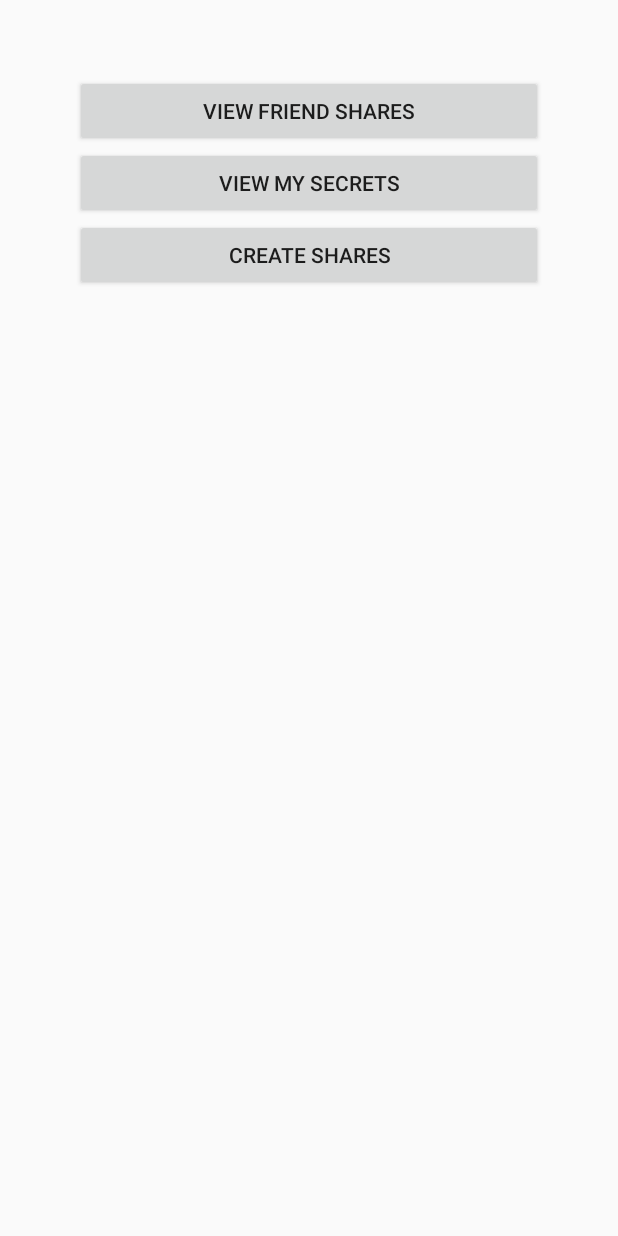
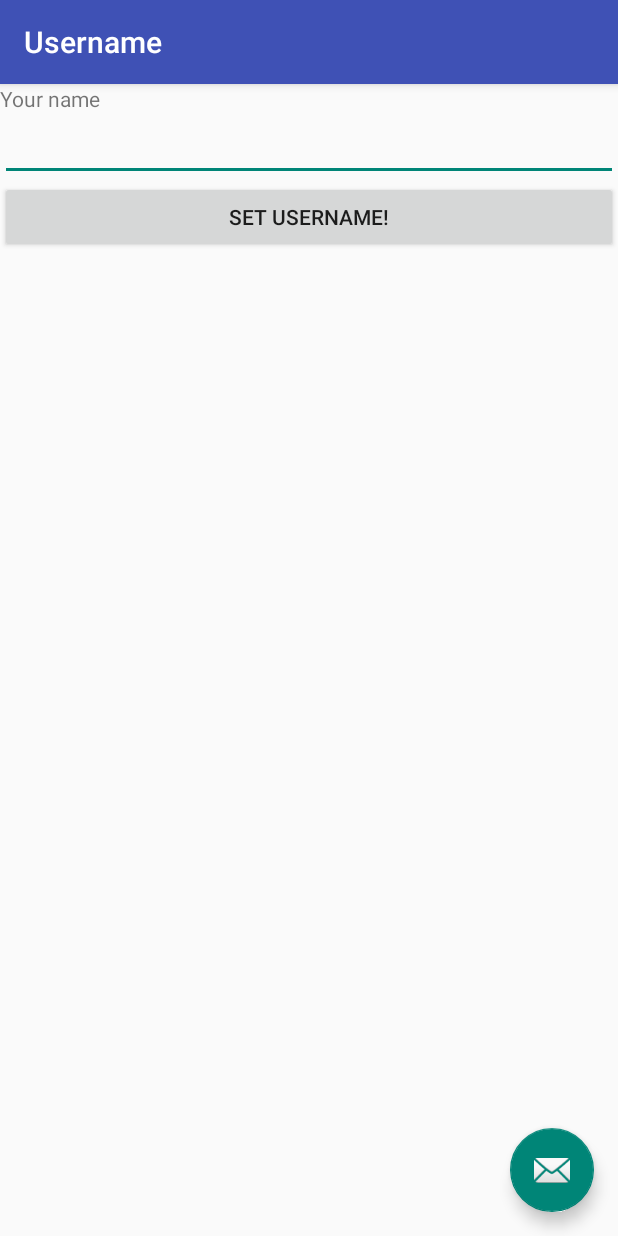
Before and after one commit to b-czaszynski/thresholdBC, an Android app: the screen it shows after launch (KeySharing before the commit, SetUsernameActivity after it), on a phone screen of 412 x 824 dp. Run offline under Robolectric (Android 15) with nearby library versions, the light colour scheme and no system bars; 1 statement that could not run was skipped.

Commit message:
Add username

```diff
--- a/android/app/src/main/java/org/blockchainbeasts/passbuddies/CreateSharesActivity.java
+++ b/android/app/src/main/java/org/blockchainbeasts/passbuddies/CreateSharesActivity.java
@@ -1,5 +1,8 @@
 package org.blockchainbeasts.passbuddies;
 
+import android.content.Context;
+import android.content.Intent;
+import android.content.SharedPreferences;
 import android.nfc.NdefMessage;
 import android.nfc.NdefRecord;
 import android.nfc.NfcAdapter;
@@ -47,7 +50,7 @@ public class CreateSharesActivity extends AppCompatActivity implements NfcAdapte
         //TODO input validation
         byte[] secret =  ((EditText)findViewById(R.id.txtBoxSecret)).getText().toString().getBytes(StandardCharsets.UTF_8);
         String name = ((EditText)findViewById(R.id.txtBoxSecretName)).getText().toString();
-        String userName = ((EditText)findViewById(R.id.txtBoxUserName)).getText().toString();
+        String userName = this.getSharedPreferences("username", Context.MODE_PRIVATE).getString("username", null);
         n = Integer.parseInt(((EditText)findViewById(R.id.numberInputN)).getText().toString());
         int k = Integer.parseInt(((EditText)findViewById(R.id.numberInputK)).getText().toString());
         Scheme scheme = new Scheme(n, k);
--- a/android/app/src/main/java/org/blockchainbeasts/passbuddies/KeySharing.java
+++ b/android/app/src/main/java/org/blockchainbeasts/passbuddies/KeySharing.java
@@ -2,7 +2,9 @@ package org.blockchainbeasts.passbuddies;
 
 import android.Manifest;
 import android.app.Activity;
+import android.content.Context;
 import android.content.Intent;
+import android.content.SharedPreferences;
 import android.content.pm.PackageManager;
 import android.nfc.NfcAdapter;
 import android.os.Bundle;
@@ -30,6 +32,11 @@ public class KeySharing extends Activity{
         setContentView(R.layout.activity_key_sharing);
 
 
+        SharedPreferences preferences = this.getSharedPreferences("username", Context.MODE_PRIVATE);
+        if(preferences.getString("username", null) == null){
+            startActivity(new Intent(this, SetUsernameActivity.class));
+        }
+
         int result = checkSelfPermission(Manifest.permission.NFC);
 
         if (result == PackageManager.PERMISSION_GRANTED) {
--- a/android/app/src/main/java/org/blockchainbeasts/passbuddies/ListOwnSecretsActivity.java
+++ b/android/app/src/main/java/org/blockchainbeasts/passbuddies/ListOwnSecretsActivity.java
@@ -1,6 +1,7 @@
 package org.blockchainbeasts.passbuddies;
 
 import android.app.Activity;
+import android.content.Context;
 import android.content.Intent;
 import android.os.Bundle;
 import android.os.Parcelable;
@@ -26,10 +27,13 @@ public class ListOwnSecretsActivity extends Activity {
         super.onCreate(savedInstanceState);
         setContentView(R.layout.activity_list_own_shares);
         secrets = SecretStorageHandler.retrieveAllSecrets(this);
+        String userName = this.getSharedPreferences("username", Context.MODE_PRIVATE).getString("username", null);
         //TODO sort by owner
         secretStrings = new ArrayList<>();
         for(Secret s : secrets ) {
-                secretStrings.add(s.getOwner() + " " + s.getName()  + " n:" + s.getN() + ",k:" + s.getK());
+            if(s.getOwner().equals(userName)) {
+                secretStrings.add(s.getOwner() + " " + s.getName() + " n:" + s.getN() + ",k:" + s.getK());
+            }
         }
         ListView view = findViewById(R.id.share_list);
         adapter = new ArrayAdapter(this, R.layout.ownsharelistitem, R.id.ownerNameId, secretStrings);
--- /dev/null
+++ b/android/app/src/main/java/org/blockchainbeasts/passbuddies/SetUsernameActivity.java
@@ -0,0 +1,39 @@
+package org.blockchainbeasts.passbuddies;
+
+import android.content.Context;
+import android.content.SharedPreferences;
+import android.os.Bundle;
+import android.support.design.widget.FloatingActionButton;
+import android.support.design.widget.Snackbar;
+import android.support.v7.app.AppCompatActivity;
+import android.support.v7.widget.Toolbar;
+import android.view.View;
+import android.widget.EditText;
+
+public class SetUsernameActivity extends AppCompatActivity {
+
+    @Override
+    protected void onCreate(Bundle savedInstanceState) {
+        super.onCreate(savedInstanceState);
+        setContentView(R.layout.activity_set_username);
+        Toolbar toolbar = (Toolbar) findViewById(R.id.toolbar);
+        setSupportActionBar(toolbar);
+
+        FloatingActionButton fab = (FloatingActionButton) findViewById(R.id.fab);
+        fab.setOnClickListener(new View.OnClickListener() {
+            @Override
+            public void onClick(View view) {
+                Snackbar.make(view, "Replace with your own action", Snackbar.LENGTH_LONG)
+                        .setAction("Action", null).show();
+            }
+        });
+    }
+
+    public void onSetUsername(View view) {
+        SharedPreferences.Editor preferences = this.getSharedPreferences("username", Context.MODE_PRIVATE).edit();
+        String userName = ((EditText)findViewById(R.id.txtBoxUserName)).getText().toString();
+        preferences.putString("username", userName);
+        preferences.apply();
+        this.finish();
+    }
+}
--- /dev/null
+++ b/android/app/src/main/res/layout/activity_set_username.xml
@@ -0,0 +1,33 @@
+<?xml version="1.0" encoding="utf-8"?>
+<android.support.design.widget.CoordinatorLayout xmlns:android="http://schemas.android.com/apk/res/android"
+    xmlns:app="http://schemas.android.com/apk/res-auto"
+    xmlns:tools="http://schemas.android.com/tools"
+    android:layout_width="match_parent"
+    android:layout_height="match_parent"
+    tools:context="org.blockchainbeasts.passbuddies.SetUsernameActivity">
+
+    <android.support.design.widget.AppBarLayout
+        android:layout_width="match_parent"
+        android:layout_height="wrap_content"
+        android:theme="@style/AppBarOverlay">
+
+        <android.support.v7.widget.Toolbar
+            android:id="@+id/toolbar"
+            android:layout_width="match_parent"
+            android:layout_height="?attr/actionBarSize"
+            android:background="@color/colorPrimary"
+            app:popupTheme="@style/PopupOverlay" />
+
+    </android.support.design.widget.AppBarLayout>
+
+    <include layout="@layout/content_set_username" />
+
+    <android.support.design.widget.FloatingActionButton
+        android:id="@+id/fab"
+        android:layout_width="wrap_content"
+        android:layout_height="wrap_content"
+        android:layout_gravity="bottom|end"
+        android:layout_margin="@dimen/fab_margin"
+        app:srcCompat="@android:drawable/ic_dialog_email" />
+
+</android.support.design.widget.CoordinatorLayout>
--- /dev/null
+++ b/android/app/src/main/res/layout/content_set_username.xml
@@ -0,0 +1,33 @@
+<?xml version="1.0" encoding="utf-8"?>
+<android.support.constraint.ConstraintLayout xmlns:android="http://schemas.android.com/apk/res/android"
+    xmlns:app="http://schemas.android.com/apk/res-auto"
+    xmlns:tools="http://schemas.android.com/tools"
+    android:layout_width="match_parent"
+    android:layout_height="match_parent"
+    app:layout_behavior="@string/appbar_scrolling_view_behavior"
+    tools:context="org.blockchainbeasts.passbuddies.SetUsernameActivity"
+    tools:showIn="@layout/activity_set_username">
+    <RelativeLayout
+        android:layout_width="match_parent"
+        android:layout_height="match_parent">
+    <TextView
+        android:id="@+id/textViewNameLabel"
+        android:layout_width="wrap_content"
+        android:layout_height="wrap_content"
+        android:text="@string/your_name_hint"
+        />
+    <EditText
+        android:id="@+id/txtBoxUserName"
+        android:layout_width="match_parent"
+        android:layout_height="wrap_content"
+        android:layout_below="@+id/textViewNameLabel"
+        />
+        <Button
+            android:layout_width="match_parent"
+            android:layout_height="wrap_content"
+            android:onClick="onSetUsername"
+            android:text="Set username!"
+            android:layout_below="@id/txtBoxUserName"/>
+    </RelativeLayout>
+
+</android.support.constraint.ConstraintLayout>
```
Also changed, not shown: android/app/src/main/AndroidManifest.xml (+12 -7 lines), android/app/src/main/java/org/blockchainbeasts/passbuddies/ListFriendSharesActivity.java (+5 -2 lines), android/app/src/main/java/org/blockchainbeasts/passbuddies/RecoverSecretActivity.java (+2 -5 lines), android/app/src/main/res/layout/content_create_shares.xml (+1 -16 lines), android/app/src/main/res/values/strings.xml (+8 -6 lines).
